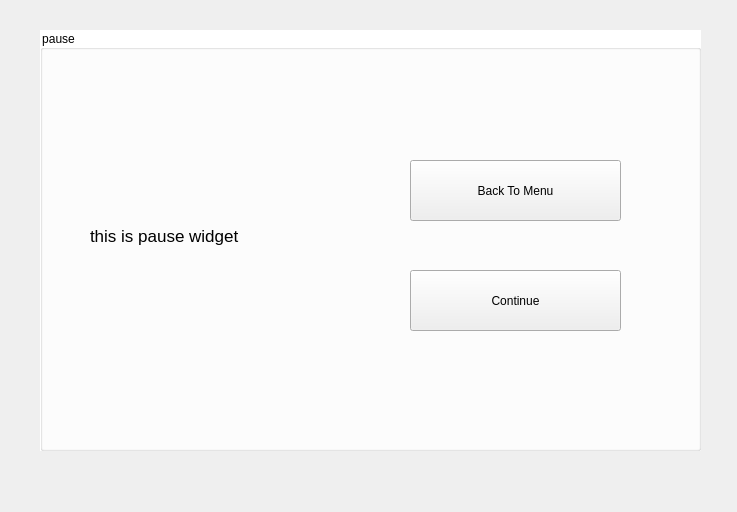
Old version of the form Tank_Trouble_IV/pausewidget.ui in the repository raitocc/run.
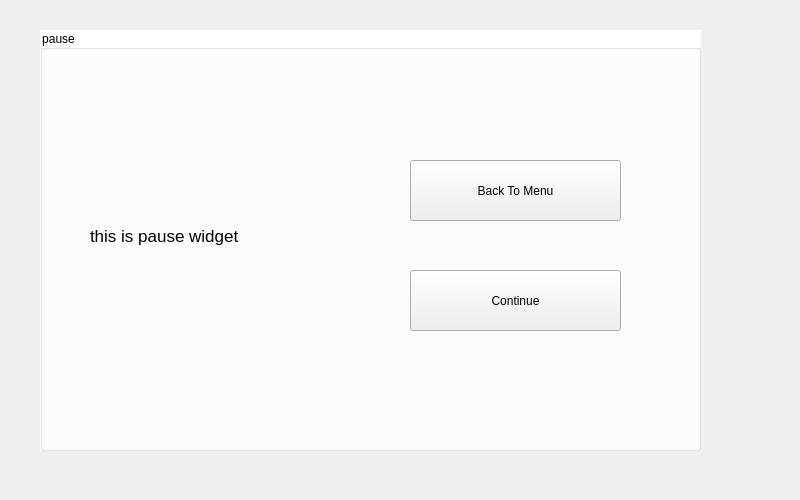
New version of the form.

Patch:
```diff
--- a/Tank_Trouble_IV/pausewidget.ui
+++ b/Tank_Trouble_IV/pausewidget.ui
@@ -6,8 +6,8 @@
    <rect>
     <x>0</x>
     <y>0</y>
-    <width>737</width>
-    <height>512</height>
+    <width>800</width>
+    <height>500</height>
    </rect>
   </property>
   <property name="windowTitle">
```
